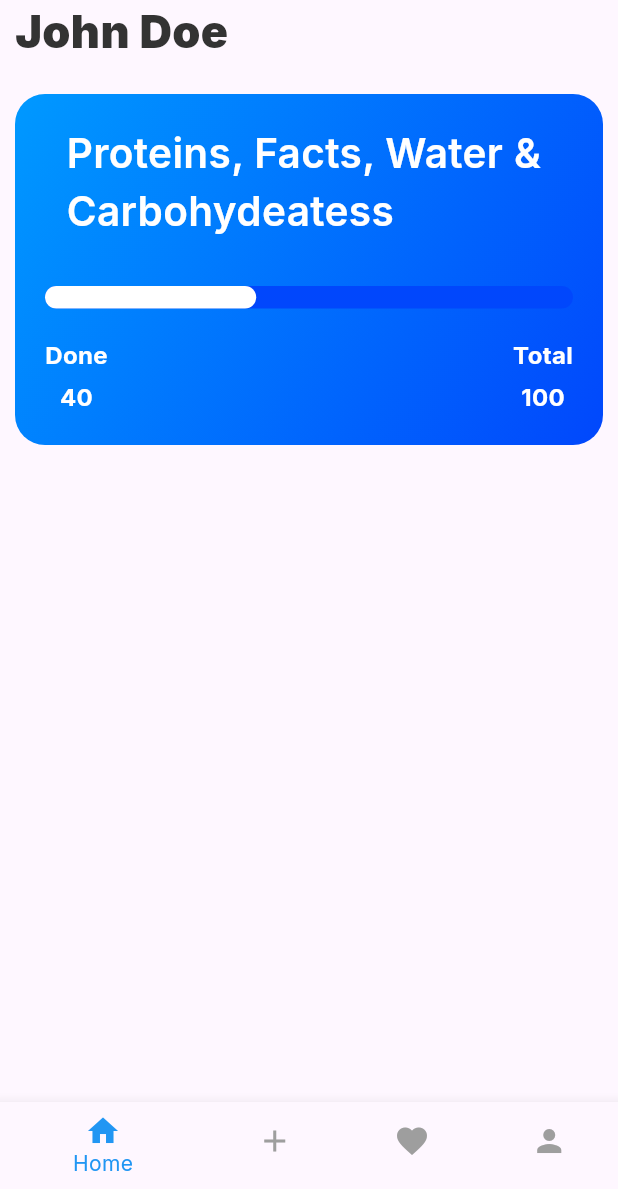
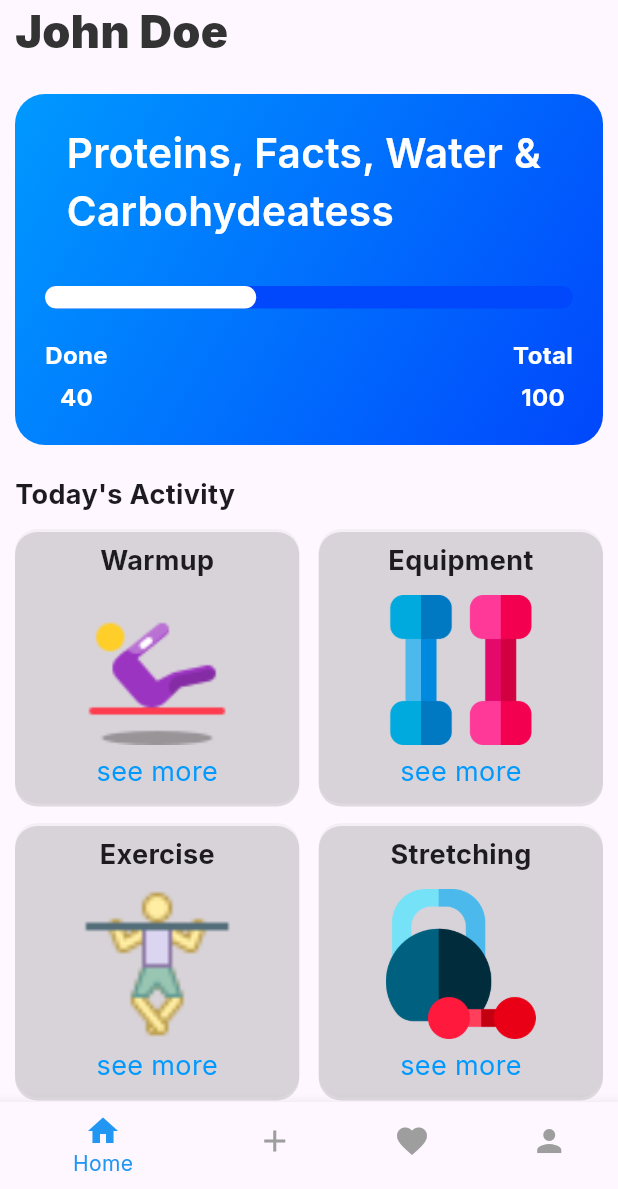
Before and after one commit to nalinkariyawasam/workout_planner, a Flutter app: the screen it shows after launch, on a phone screen of 412 x 824 dp, the part 47-1236 px from its top. Run offline on Flutter 3.47's test engine with Material 3 defaults, Android fonts, the light colour scheme and no system bars; our stand-ins replace google_fonts.

Commit message:
exercise details add
exercise details add

```diff
--- a/lib/home_page.dart
+++ /dev/null
@@ -1,67 +0,0 @@
-import 'package:flutter/material.dart';
-import 'package:intl/intl.dart';
-import 'package:workout_planner/constants/colors.dart';
-import 'package:workout_planner/constants/responsive.dart';
-import 'package:workout_planner/data/user_data.dart';
-import 'package:workout_planner/widgets/progress_cart.dart';
-
-class HomePage extends StatefulWidget {
-  const HomePage({super.key});
-
-  @override
-  State<HomePage> createState() => _HomePageState();
-}
-
-class _HomePageState extends State<HomePage> {
-  //Date and  time Formatters
-  final DateFormat formetter = DateFormat("EEEE, MMMM");
-  final DateFormat dayFormat = DateFormat("dd");
-
-  //User Data
-  final userData = user;
-
-  @override
-  Widget build(BuildContext context) {
-    DateTime now = DateTime.now();
-    String formattedDate = formetter.format(now);
-    String formatterDay = dayFormat.format(now);
-
-    return SafeArea(
-      child: Scaffold(
-        body: SingleChildScrollView(
-          child: Padding(
-            padding: const EdgeInsets.all(kDeaultPadding),
-            child: Column(
-              crossAxisAlignment: CrossAxisAlignment.start,
-              children: [
-                Text(
-                  "$formattedDate $formatterDay",
-                  style: const TextStyle(
-                    fontSize: 15,
-                    fontWeight: FontWeight.w500,
-                    color: kSubtitleColor,
-                  ),
-                ),
-                Text(
-                  userData.fullName,
-                  style: const TextStyle(
-                    fontSize: 30,
-                    fontWeight: FontWeight.w900,
-                    color: kMainBlackColor,
-                  ),
-                ),
-                const SizedBox(
-                  height: 20,
-                ),
-                const ProgressCard(
-                  progressValue: 0.4,
-                  total: 100,
-                )
-              ],
-            ),
-          ),
-        ),
-      ),
-    );
-  }
-}
--- /dev/null
+++ b/lib/pages/exercise_details_page.dart
@@ -0,0 +1,59 @@
+import 'package:flutter/material.dart';
+import 'package:intl/intl.dart';
+import 'package:workout_planner/constants/colors.dart';
+import 'package:workout_planner/models/exercise_model.dart';
+
+class ExerciseDetailsPage extends StatefulWidget {
+  final String exerciseTitle;
+  final String exerciseDescription;
+  final List<Exercise> exerciseList;
+
+  const ExerciseDetailsPage({
+    super.key,
+    required this.exerciseTitle,
+    required this.exerciseDescription,
+    required this.exerciseList,
+  });
+
+  @override
+  State<ExerciseDetailsPage> createState() => _ExerciseDetailsPageState();
+}
+
+class _ExerciseDetailsPageState extends State<ExerciseDetailsPage> {
+  //Date and  time Formatters
+  final DateFormat formetter = DateFormat("EEEE, MMMM");
+  final DateFormat dayFormat = DateFormat("dd");
+
+  @override
+  Widget build(BuildContext context) {
+    DateTime now = DateTime.now();
+    String formattedDate = formetter.format(now);
+    String formatterDay = dayFormat.format(now);
+
+    return Scaffold(
+      appBar: AppBar(
+        title: Column(
+          crossAxisAlignment: CrossAxisAlignment.start,
+          children: [
+            Text(
+              "$formattedDate $formatterDay",
+              style: const TextStyle(
+                fontSize: 15,
+                fontWeight: FontWeight.w500,
+                color: kSubtitleColor,
+              ),
+            ),
+            Text(
+              widget.exerciseTitle,
+              style: const TextStyle(
+                fontSize: 30,
+                fontWeight: FontWeight.w900,
+                color: kMainBlackColor,
+              ),
+            ),
+          ],
+        ),
+      ),
+    );
+  }
+}
--- /dev/null
+++ b/lib/pages/home_page.dart
@@ -0,0 +1,135 @@
+import 'package:flutter/material.dart';
+import 'package:intl/intl.dart';
+import 'package:workout_planner/constants/colors.dart';
+import 'package:workout_planner/constants/responsive.dart';
+import 'package:workout_planner/data/equipment.dart';
+import 'package:workout_planner/data/exercise_data.dart';
+import 'package:workout_planner/data/user_data.dart';
+import 'package:workout_planner/pages/exercise_details_page.dart';
+import 'package:workout_planner/widgets/exercise_card.dart';
+import 'package:workout_planner/widgets/progress_cart.dart';
+
+class HomePage extends StatefulWidget {
+  const HomePage({super.key});
+
+  @override
+  State<HomePage> createState() => _HomePageState();
+}
+
+class _HomePageState extends State<HomePage> {
+  //Date and  time Formatters
+  final DateFormat formetter = DateFormat("EEEE, MMMM");
+  final DateFormat dayFormat = DateFormat("dd");
+
+  //User Data
+  final userData = user;
+
+  //exercise and equipment
+  final exerciseList = ExerciesData().exerciseList;
+  final equipmentList = EquipmentData().equipmentList;
+
+  @override
+  Widget build(BuildContext context) {
+    DateTime now = DateTime.now();
+    String formattedDate = formetter.format(now);
+    String formatterDay = dayFormat.format(now);
+
+    return SafeArea(
+      child: Scaffold(
+        body: SingleChildScrollView(
+          child: Padding(
+            padding: const EdgeInsets.all(kDeaultPadding),
+            child: Column(
+              crossAxisAlignment: CrossAxisAlignment.start,
+              children: [
+                Text(
+                  "$formattedDate $formatterDay",
+                  style: const TextStyle(
+                    fontSize: 15,
+                    fontWeight: FontWeight.w500,
+                    color: kSubtitleColor,
+                  ),
+                ),
+                Text(
+                  userData.fullName,
+                  style: const TextStyle(
+                    fontSize: 30,
+                    fontWeight: FontWeight.w900,
+                    color: kMainBlackColor,
+                  ),
+                ),
+                const SizedBox(
+                  height: 20,
+                ),
+                const ProgressCard(
+                  progressValue: 0.4,
+                  total: 100,
+                ),
+                const SizedBox(
+                  height: 20,
+                ),
+                const Text(
+                  "Today's Activity",
+                  style: TextStyle(
+                    fontSize: 18,
+                    fontWeight: FontWeight.bold,
+                  ),
+                ),
+                const SizedBox(
+                  height: 10,
+                ),
+                Row(
+                  mainAxisAlignment: MainAxisAlignment.spaceBetween,
+                  children: [
+                    GestureDetector(
+                      onTap: () {
+                        Navigator.push(
+                            context,
+                            MaterialPageRoute(
+                              builder: (context) => ExerciseDetailsPage(
+                                exerciseTitle: "Warmup",
+                                exerciseDescription:
+                                    "a period or act of preparation for a match, performance, or exercise session, involving gentle exercise or practice.",
+                                exerciseList: exerciseList,
+                              ),
+                            ));
+                      },
+                      child: ExerciseCard(
+                        title: "Warmup",
+                        imageUrl: "assets/images/exercises/pilates.png",
+                        description: "see more",
+                      ),
+                    ),
+                    ExerciseCard(
+                      title: "Equipment",
+                      imageUrl: "assets/images/equipments/dumbbell.png",
+                      description: "see more",
+                    ),
+                  ],
+                ),
+                const SizedBox(
+                  height: 13,
+                ),
+                const Row(
+                  mainAxisAlignment: MainAxisAlignment.spaceBetween,
+                  children: [
+                    ExerciseCard(
+                      title: "Exercise",
+                      imageUrl: "assets/images/exercises/pullups.png",
+                      description: "see more",
+                    ),
+                    ExerciseCard(
+                      title: "Stretching",
+                      imageUrl: "assets/images/equipments/dumbbells.png",
+                      description: "see more",
+                    ),
+                  ],
+                ),
+              ],
+            ),
+          ),
+        ),
+      ),
+    );
+  }
+}
--- /dev/null
+++ b/lib/widgets/exercise_card.dart
@@ -0,0 +1,64 @@
+import 'package:flutter/material.dart';
+import 'package:workout_planner/constants/colors.dart';
+
+class ExerciseCard extends StatelessWidget {
+  final String title;
+  final String imageUrl;
+  final String description;
+  const ExerciseCard({
+    super.key,
+    required this.title,
+    required this.imageUrl,
+    required this.description,
+  });
+
+  @override
+  Widget build(BuildContext context) {
+    return Container(
+      width: MediaQuery.of(context).size.width * 0.46,
+      decoration: BoxDecoration(
+        color: kSubtitleColor.withOpacity(0.1),
+        borderRadius: BorderRadius.circular(15),
+        boxShadow: const [
+          BoxShadow(
+            color: Colors.black12,
+            offset: Offset(0, 2),
+          ),
+        ],
+      ),
+      child: Padding(
+        padding: const EdgeInsets.all(8.0),
+        child: Column(
+          children: [
+            Text(
+              title,
+              style: const TextStyle(
+                fontSize: 18,
+                fontWeight: FontWeight.bold,
+              ),
+            ),
+            const SizedBox(
+              height: 10,
+            ),
+            Image.asset(
+              imageUrl,
+              width: 100,
+              fit: BoxFit.cover,
+            ),
+            const SizedBox(
+              height: 5,
+            ),
+            Text(
+              description,
+              style: const TextStyle(
+                fontSize: 18,
+                fontWeight: FontWeight.normal,
+                color: kMainColor,
+              ),
+            ),
+          ],
+        ),
+      ),
+    );
+  }
+}
```
Also changed, not shown: lib/main.dart (+4 -4 lines), lib/pages/add_new_page.dart (renamed from lib/add_new_page.dart), lib/pages/favourites_page.dart (renamed from lib/favourites_page.dart), lib/pages/profile_page.dart (renamed from lib/profile_page.dart).
